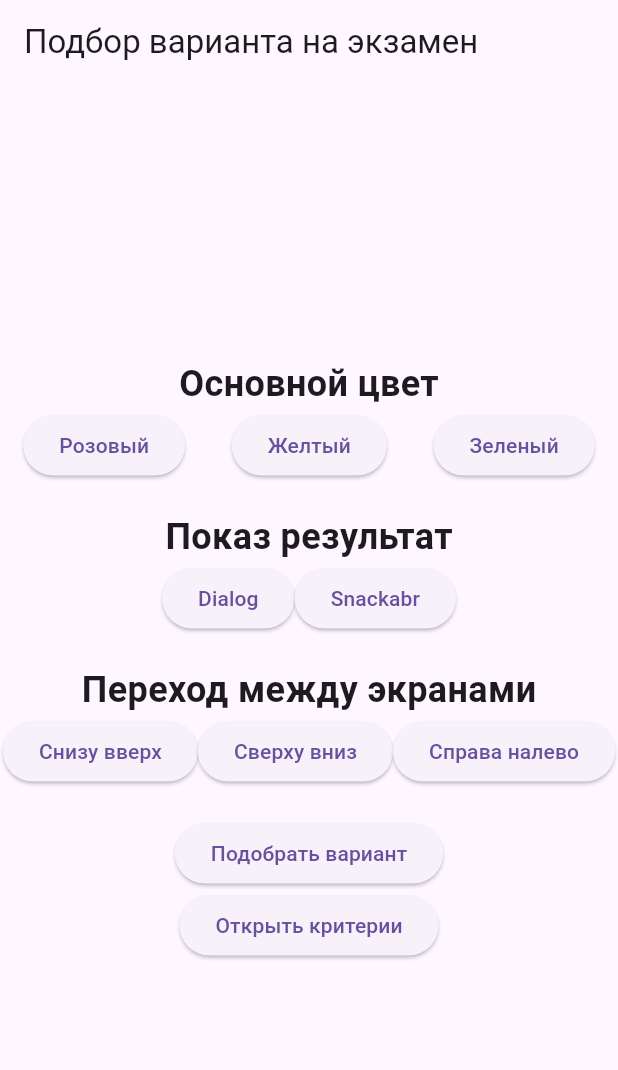
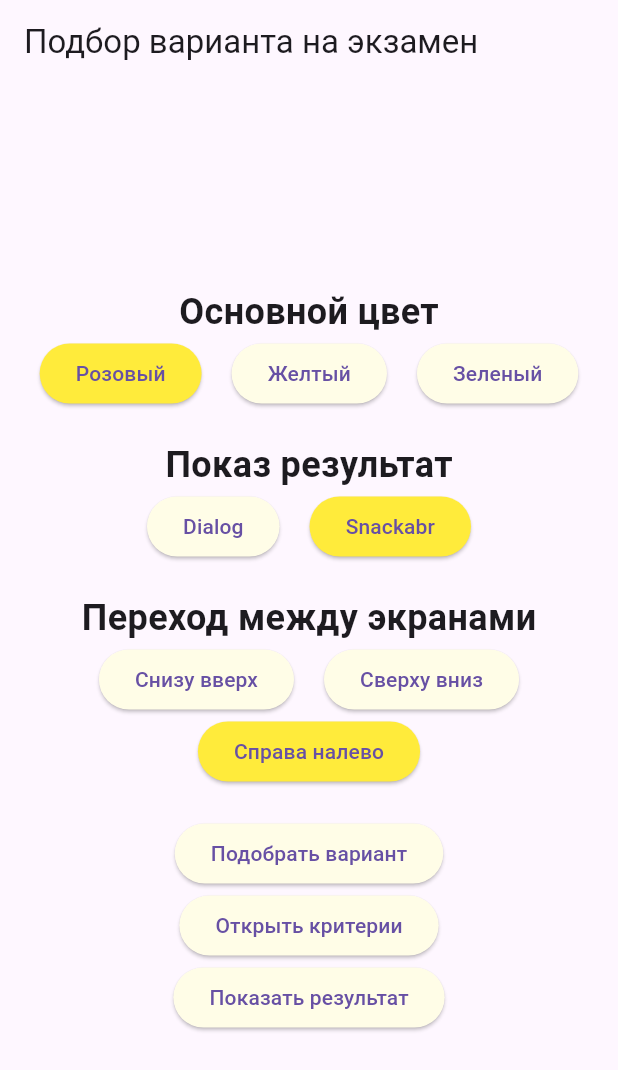
Before and after one commit to evevseev/cp-hse-24-exam-flutter, a Flutter app: the screen it shows after launch, after a tap on "Розовый", on a phone screen of 412 x 824 dp. Shown: the top 1070 px of the screen. Run offline on Flutter 3.47's test engine with Material 3 defaults, Android fonts, the phone set to English and light mode, and no system bars.

Commit message:
core functionality

```diff
--- a/lib/main.dart
+++ b/lib/main.dart
@@ -1,8 +1,16 @@
+import 'dart:math';
+
 import 'package:flutter/material.dart';
 
 void main() {
   runApp(App());
 }
+
+enum Color { pink, yellow, green }
+
+enum Result { dialog, snackbar }
+
+enum Transition { bottomToTop, topToBottom, rightToLeft }
 
 class App extends StatelessWidget {
   @override
@@ -10,14 +18,73 @@ class App extends StatelessWidget {
     return MaterialApp(
       title: 'Exam Option Selector',
       theme: ThemeData(
-        primarySwatch: Colors.pink,
+        primarySwatch: Colors.yellow,
+        elevatedButtonTheme: ElevatedButtonThemeData(
+          style: ButtonStyle(
+            backgroundColor: MaterialStateProperty.all(Colors.yellow[50]),
+          ),
+        ),
       ),
       home: HomePage(),
     );
   }
 }
 
-class HomePage extends StatelessWidget {
+class HomePage extends StatefulWidget {
+  @override
+  State<StatefulWidget> createState() {
+    return _HomePageState();
+  }
+}
+
+class _HomePageState extends State<HomePage> {
+  Color? selectedColor;
+  Result? selectedResult;
+  Transition? selectedTransition;
+  Random random = Random();
+
+  @override
+  void initState() {
+    super.initState();
+    _randomize();
+  }
+
+  void _randomize() {
+    setState(() {
+      selectedColor = Color.values[random.nextInt(Color.values.length)];
+      selectedResult = Result.values[random.nextInt(Result.values.length)];
+      selectedTransition =
+          Transition.values[random.nextInt(Transition.values.length)];
+    });
+  }
+
+  void _showDialog() {
+    showDialog(
+      context: context,
+      builder: (context) {
+        return AlertDialog(
+          title: const Text('Selected options'),
+          content: Column(
+            mainAxisSize: MainAxisSize.min,
+            children: [
+              Text('Color: $selectedColor'),
+              Text('Result: $selectedResult'),
+              Text('Transition: $selectedTransition'),
+            ],
+          ),
+          actions: [
+            TextButton(
+              onPressed: () {
+                Navigator.of(context).pop();
+              },
+              child: const Text('Close'),
+            ),
+          ],
+        );
+      },
+    );
+  }
+
   @override
   Widget build(BuildContext context) {
     return Scaffold(
@@ -32,19 +99,46 @@ class HomePage extends StatelessWidget {
               'Основной цвет',
               style: TextStyle(fontSize: 24, fontWeight: FontWeight.bold),
             ),
-            Row(
-              mainAxisAlignment: MainAxisAlignment.spaceAround,
+            Wrap(
+              alignment: WrapAlignment.spaceAround,
+              spacing: 20,
               children: [
                 ElevatedButton(
-                  onPressed: () {},
+                  onPressed: () {
+                    setState(() {
+                      setState(() {
+                        selectedColor = Color.pink;
+                      });
+                    });
+                  },
+                  style: TextButton.styleFrom(
+                    backgroundColor:
+                        (selectedColor == Color.pink) ? Colors.yellow : null,
+                  ),
                   child: const Text('Розовый'),
                 ),
                 ElevatedButton(
-                  onPressed: () {},
+                  onPressed: () {
+                    setState(() {
+                      selectedColor = Color.yellow;
+                    });
+                  },
+                  style: TextButton.styleFrom(
+                    backgroundColor:
+                        (selectedColor == Color.yellow) ? Colors.yellow : null,
+                  ),
                   child: const Text('Желтый'),
                 ),
                 ElevatedButton(
-                  onPressed: () {},
+                  onPressed: () {
+                    setState(() {
+                      selectedColor = Color.green;
+                    });
+                  },
+                  style: TextButton.styleFrom(
+                    backgroundColor:
+                        (selectedColor == Color.green) ? Colors.yellow : null,
+                  ),
                   child: const Text('Зеленый'),
                 ),
               ],
@@ -56,13 +150,32 @@ class HomePage extends StatelessWidget {
             ),
             Wrap(
               alignment: WrapAlignment.spaceAround,
+              spacing: 20,
               children: [
                 ElevatedButton(
-                  onPressed: () {},
+                  onPressed: () {
+                    setState(() {
+                      selectedResult = Result.dialog;
+                    });
+                  },
+                  style: TextButton.styleFrom(
+                    backgroundColor: (selectedResult == Result.dialog)
+                        ? Colors.yellow
+                        : null,
+                  ),
                   child: const Text('Dialog'),
                 ),
                 ElevatedButton(
-                  onPressed: () {},
+                  onPressed: () {
+                    setState(() {
+                      selectedResult = Result.snackbar;
+                    });
+                  },
+                  style: TextButton.styleFrom(
+                    backgroundColor: (selectedResult == Result.snackbar)
+                        ? Colors.yellow
+                        : null,
+                  ),
                   child: const Text('Snackabr'),
                 ),
               ],
@@ -74,37 +187,71 @@ class HomePage extends StatelessWidget {
             ),
             Wrap(
               alignment: WrapAlignment.spaceAround,
+              spacing: 20,
               children: [
                 ElevatedButton(
-                  onPressed: () {},
+                  onPressed: () {
+                    setState(() {
+                      selectedTransition = Transition.bottomToTop;
+                    });
+                  },
+                  style: TextButton.styleFrom(
+                    backgroundColor:
+                        (selectedTransition == Transition.bottomToTop)
+                            ? Colors.yellow
+                            : null,
+                  ),
                   child: const Text('Снизу вверх'),
                 ),
                 ElevatedButton(
-                  onPressed: () {},
+                  onPressed: () {
+                    setState(() {
+                      selectedTransition = Transition.topToBottom;
+                    });
+                  },
+                  style: TextButton.styleFrom(
+                    backgroundColor:
+                        (selectedTransition == Transition.topToBottom)
+                            ? Colors.yellow
+                            : null,
+                  ),
                   child: const Text('Сверху вниз'),
                 ),
                 ElevatedButton(
-                  onPressed: () {},
+                  onPressed: () {
+                    setState(() {
+                      selectedTransition = Transition.rightToLeft;
+                    });
+                  },
+                  style: TextButton.styleFrom(
+                    backgroundColor:
+                        (selectedTransition == Transition.rightToLeft)
+                            ? Colors.yellow
+                            : null,
+                  ),
                   child: const Text('Справа налево'),
                 ),
               ],
             ),
             const SizedBox(height: 20),
             ElevatedButton(
-              onPressed: () {},
+              onPressed: _randomize,
               child: const Text('Подобрать вариант'),
             ),
             ElevatedButton(
               onPressed: () {},
               child: const Text('Открыть критерии'),
             ),
+            if (selectedColor != null &&
+                selectedResult != null &&
+                selectedTransition != null)
+              ElevatedButton(
+                onPressed: _showDialog,
+                child: const Text('Показать результат'),
+              ),
           ],
         ),
       ),
     );
   }
-
-  // void showDialog(BuildContext context) {}
-  //
-  // void showSnackbar(BuildContext context) {}
 }
```
Also changed, not shown: 2 other files.
